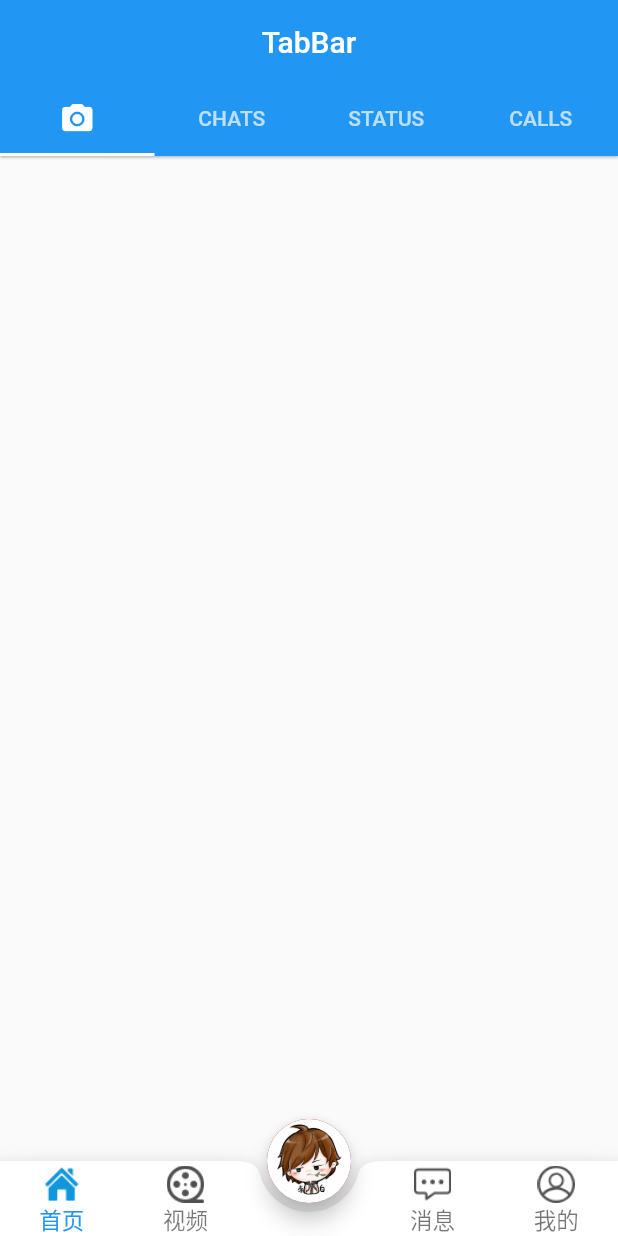
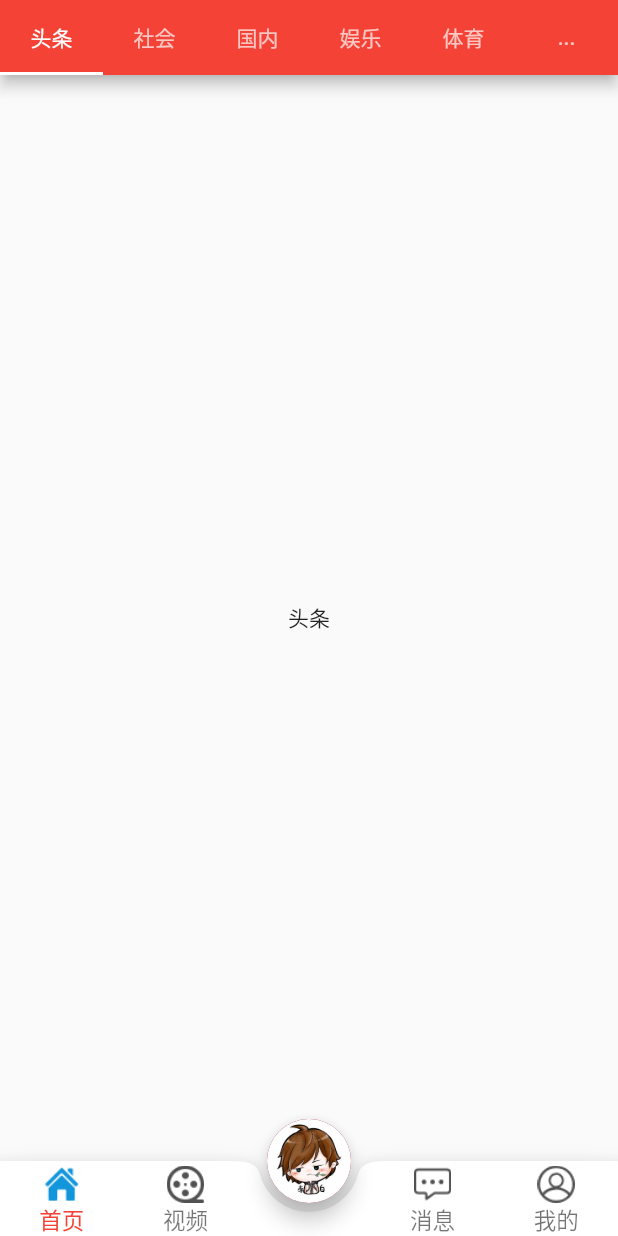
Before and after one commit to brian-god/flutter_app, a Flutter app: the _HoneNavigation screen opened directly, on a phone screen of 412 x 824 dp. Run offline on Flutter 3.47's test engine with Material 2 defaults, Android fonts, the phone set to English and light mode, and no system bars.

Commit message:
首页顶部导航完成

```diff
--- a/lib/home/home.dart
+++ b/lib/home/home.dart
@@ -5,7 +5,6 @@ import 'package:flutter_app/page/homepage.dart';
 import 'package:flutter_app/page/Mypage.dart';
 import 'package:flutter_app/page/messagepage.dart';
 import 'package:flutter_app/page/videopage.dart';
-import 'dart:ui';
  class MyHome extends StatelessWidget{
     @override
       Widget build(BuildContext context) {
@@ -94,7 +93,7 @@ import 'dart:ui';
                 key: Key("home"),
                 image: _isselect=="home"?"statics/icons/home1.png":"statics/icons/home.png",
                 text: "首页",
-                tcolor: _isselect=="home"?Colors.blue:Colors.black54,
+                tcolor: _isselect=="home"?Colors.red:Colors.black54,
                 onTap: (){
                   setState(() {
                       _isselect = "home";
@@ -116,7 +115,7 @@ import 'dart:ui';
                 key: Key("video"),
                 image: _isselect=="video"?"statics/icons/video1.png":"statics/icons/video.png",
                 text: "视频",
-                tcolor:_isselect=="video"?Colors.blue:Colors.black54,
+                tcolor:_isselect=="video"?Colors.red:Colors.black54,
                  onTap: (){
                   setState(() {
                       _isselect = "video";
@@ -153,7 +152,7 @@ import 'dart:ui';
                   });
                   chengepage();
                 },
-                tcolor: _isselect=="message"?Colors.blue:Colors.black54,
+                tcolor: _isselect=="message"?Colors.red:Colors.black54,
               ),
               height: 50,
               decoration: BoxDecoration(
@@ -169,7 +168,7 @@ import 'dart:ui';
                 key: Key("my"),
                 image: _isselect=="my"?"statics/icons/my1.png":"statics/icons/my.png",
                 text: "我的",
-                tcolor: _isselect=="my"?Colors.blue:Colors.black54,
+                tcolor: _isselect=="my"?Colors.red:Colors.black54,
                  onTap: (){
                   setState(() {
                       _isselect = "my";
--- /dev/null
+++ b/lib/page/homeItme/topItme.dart
@@ -0,0 +1,39 @@
+import 'package:flutter/material.dart';
+import 'dart:io';
+import 'dart:convert';
+//
+/**
+ * 头条页面
+ */
+class TopItme extends StatelessWidget {
+ @override
+ Widget build(BuildContext context) {
+  // TODO: implement build
+  //创建Httpclent对象
+  var httpClient = new HttpClient();
+  return new Center(
+    child: Container(
+      child: Text("头条"),
+    ),
+  );
+ }
+ /**
+  * 请求头条的Api
+  */
+ _get() async {
+         var responseBody;
+         var url='http://v.juhe.cn/toutiao/index?type=top&key=556d27c3bde10d1714cf98322e03c885';
+         var httpClient = new HttpClient();
+         var request = await httpClient.getUrl(Uri.parse(url));
+         var response = await request.close();
+         if (response.statusCode == 200) {
+           responseBody = await response.transform(utf8.decoder).join();
+           responseBody=json.decode(responseBody);
+         }else{
+           print("error");
+         }
+         await responseBody['msg'].map((Map item){
+
+         }).toList();
+       }
+}
--- a/lib/page/homepage.dart
+++ b/lib/page/homepage.dart
@@ -1,4 +1,5 @@
 import 'package:flutter/material.dart';
+import 'package:flutter_app/page/homeItme/topItme.dart';
 class HomePage extends StatelessWidget {
 
 
@@ -21,38 +22,49 @@ class TabNavigationState extends State<TabNavigation>
   @override
   void initState() {
     super.initState();
-    _tabController = new TabController(length: 4, vsync: this);
+    _tabController = new TabController(length: 6, vsync: this);
   }
-
+  final mytabs = [
+    //头条，社会，国内，娱乐，体育，军事，科技，财经，时尚
+     new Tab(text: "头条",),
+     new Tab(text: "社会",),
+     new Tab(text: "国内",),
+     new Tab(text: "娱乐",),
+     new Tab(text: "体育",),
+     new Tab(text: "...",),
+  ];
   @override
   Widget build(BuildContext context) {
     return new Scaffold(
-        appBar: new AppBar(
-          title: new Text("TabBar"),
-          elevation: 0.7,
-          bottom: new TabBar(
-            controller: _tabController,
-            indicator: new UnderlineTabIndicator(),
-            tabs: <Widget>[
-              new Tab(
-                icon: new Icon(Icons.camera_alt),
-              ),
-              new Tab(
-                text: "CHATS",
-              ),
-              new Tab(
-                text: "STATUS",
-              ),
-              new Tab(
-                text: "CALLS",
-              ),
-            ],
+        appBar: PreferredSize(
+            child: new AppBar(
+              backgroundColor: Colors.red,
+              bottom:	new TabBar(
+                  controller: _tabController,
+                  indicator: new UnderlineTabIndicator(),
+                  //子组件
+                  tabs: mytabs,
+                  indicatorSize: TabBarIndicatorSize.tab,
+                  labelPadding: EdgeInsets.fromLTRB(0, 0, 0, 0),
+                  indicatorPadding: EdgeInsets.fromLTRB(0, 0, 0, 0),
+                ),
           ),
+          preferredSize:Size.fromHeight(50.0),
         ),
         body: new TabBarView(controller: _tabController, children: <Widget>[
-          new Center(),
-          new Center(),
-          new Center(),
+          new TopItme(),
+          new Center(
+            child: Text("社会"),
+          ),
+          new Center(
+            child: Text("国内"),
+          ),
+          new Center(
+            child: Text("娱乐"),
+          ),
+          new Center(
+            child: Text("体育"),
+          ),
           new Center(),
         ]));
   }
--- a/pubspec.yaml
+++ b/pubspec.yaml
@@ -27,6 +27,7 @@ dependencies:
 dev_dependencies:
   flutter_test:
     sdk: flutter
+  json_annotation: ^0.2.3
 
 
 # For information on the generic Dart part of this file, see the
```
